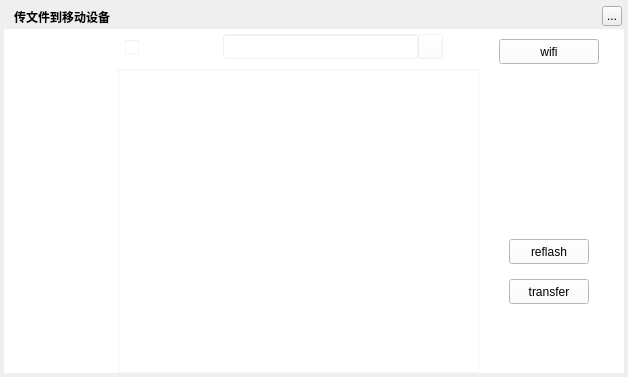
Old version of the form TTKCore/musicUiKits/musicToolsKits/musicconnecttransferwidget.ui in the repository Greedysky/TTKMusicPlayer.
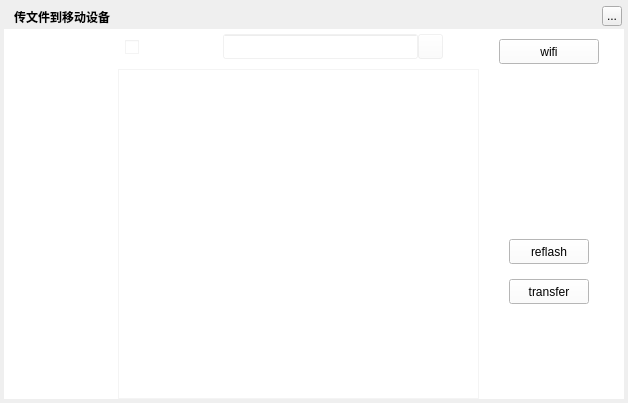
New version of the form. Icons and pictures are not drawn. Custom widgets are drawn as their Qt base class.

Commit message: Ui interface optimized[548665]

```diff
--- a/TTKCore/musicUiKits/musicToolsKits/musicconnecttransferwidget.ui
+++ b/TTKCore/musicUiKits/musicToolsKits/musicconnecttransferwidget.ui
@@ -7,7 +7,7 @@
     <x>0</x>
     <y>0</y>
     <width>628</width>
-    <height>377</height>
+    <height>403</height>
    </rect>
   </property>
   <property name="windowTitle">
@@ -19,7 +19,7 @@
      <x>4</x>
      <y>4</y>
      <width>620</width>
-     <height>369</height>
+     <height>395</height>
     </rect>
    </property>
    <property name="text">
@@ -61,7 +61,7 @@
      <x>4</x>
      <y>29</y>
      <width>620</width>
-     <height>344</height>
+     <height>370</height>
     </rect>
    </property>
    <property name="styleSheet">
@@ -74,7 +74,7 @@
       <x>114</x>
       <y>0</y>
       <width>361</width>
-      <height>344</height>
+      <height>370</height>
      </rect>
     </property>
     <property name="styleSheet">
@@ -128,7 +128,7 @@
        <x>0</x>
        <y>40</y>
        <width>361</width>
-       <height>304</height>
+       <height>330</height>
       </rect>
      </property>
     </widget>
@@ -157,7 +157,7 @@
       <x>475</x>
       <y>40</y>
       <width>145</width>
-      <height>304</height>
+      <height>330</height>
      </rect>
     </property>
     <property name="currentIndex">
```
The commit also changes 2 other files.
